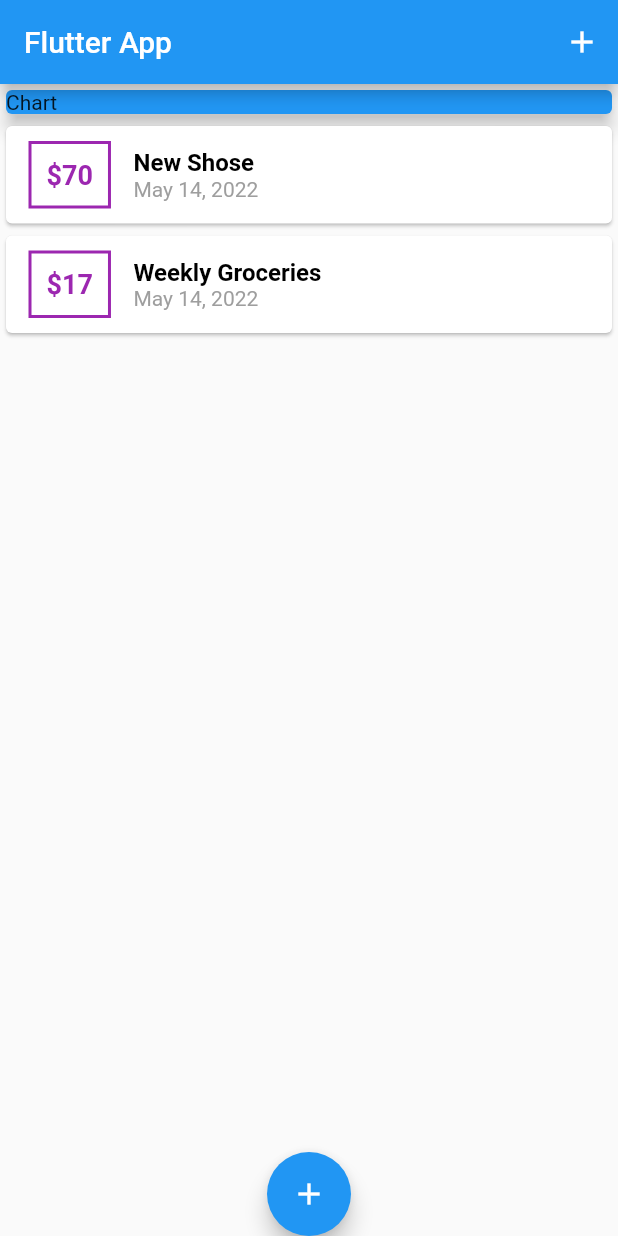
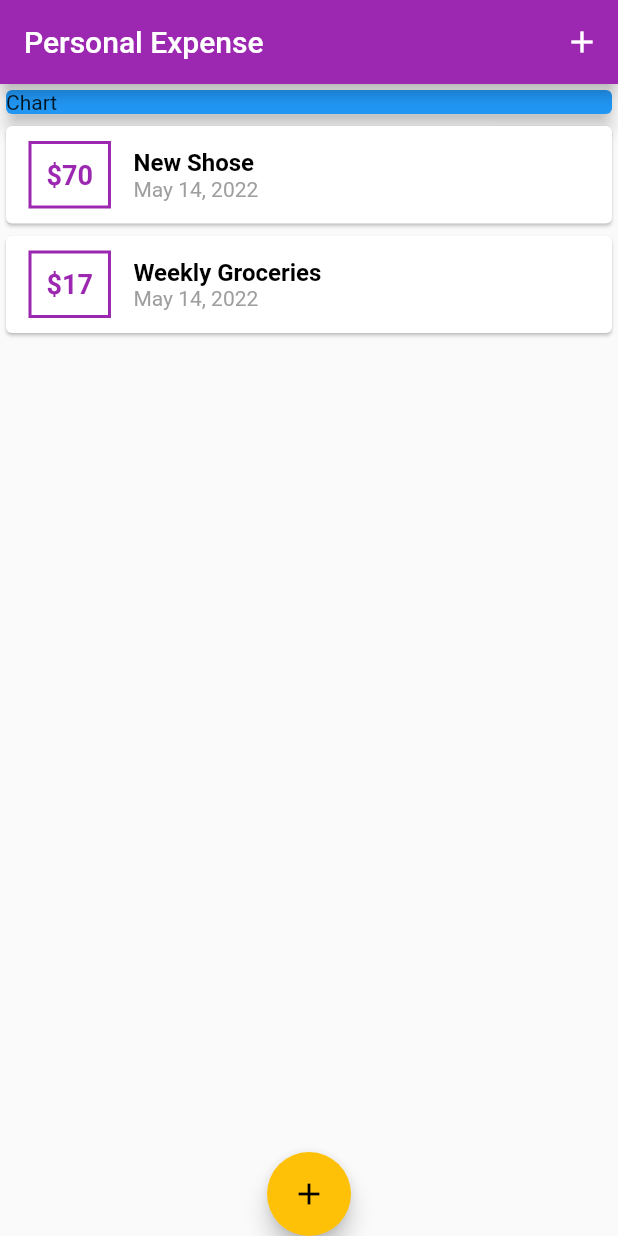
Before and after one commit to bantawa04/expenseTrackerFlutter, a Flutter app: the screen it shows after launch, on a phone screen of 412 x 824 dp. Run offline on Flutter 3.47's test engine with Material 2 defaults, Android fonts, the phone set to English and light mode, and no system bars.

Commit message:
4.30 Setting theme colors

```diff
--- a/lib/main.dart
+++ b/lib/main.dart
@@ -9,7 +9,11 @@ class MyApp extends StatelessWidget {
   @override
   Widget build(BuildContext context) {
     return MaterialApp(
-      title: 'Flutter App',
+      title: 'Personal Expense',
+      theme: ThemeData(
+        primarySwatch: Colors.purple,
+        accentColor: Colors.amber,
+      ),
       home: MyHomePage(),
     );
   }
@@ -61,7 +65,7 @@ class _MyHomePageState extends State<MyHomePage> {
   Widget build(BuildContext context) {
     return Scaffold(
       appBar: AppBar(
-        title: Text('Flutter App'),
+        title: Text('Personal Expense'),
         actions: <Widget>[
           IconButton(
             onPressed: () => _startAddNewTransaction(context),
--- a/lib/widgets/transaction_list.dart
+++ b/lib/widgets/transaction_list.dart
@@ -23,16 +23,17 @@ class TransactionList extends StatelessWidget {
                   padding: EdgeInsets.all(10),
                   decoration: BoxDecoration(
                     border: Border.all(
-                      color: Colors.purple,
+                      color: Theme.of(context).primaryColor,
                       width: 2,
                     ),
                   ),
                   child: Text(
                     '\$${transactions[index].amount!.toStringAsPrecision(2)}',
                     style: TextStyle(
-                        fontWeight: FontWeight.bold,
-                        color: Colors.purple,
-                        fontSize: 18),
+                      fontWeight: FontWeight.bold,
+                      color: Theme.of(context).primaryColor,
+                      fontSize: 18,
+                    ),
                   ),
                 ),
                 Column(
```
